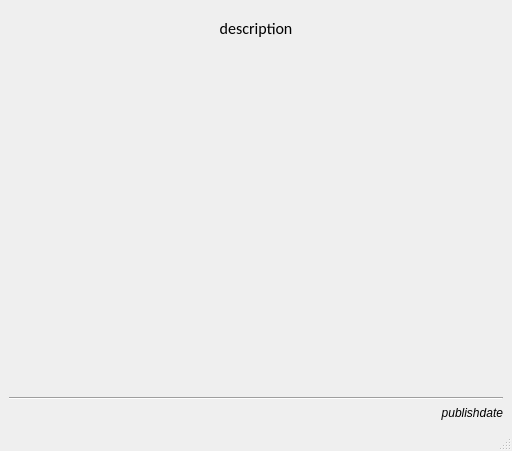
Qt form OTModules/wmessageviewer.ui (pietr26/OMSI-Tools) before a commit.
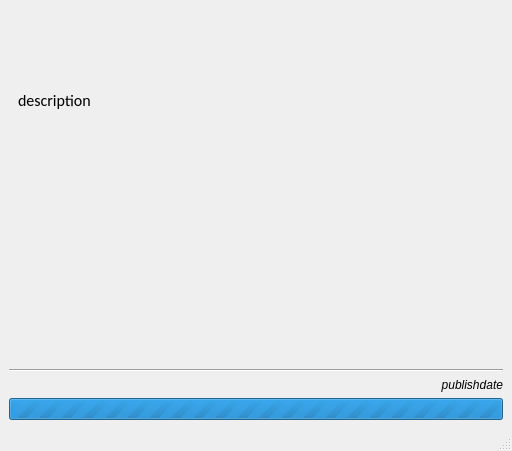
The same form after that commit.

The edit to the form file:
```diff
--- a/OTModules/wmessageviewer.ui
+++ b/OTModules/wmessageviewer.ui
@@ -16,6 +16,8 @@
   <widget class="QWidget" name="centralwidget">
    <layout class="QVBoxLayout" name="verticalLayout">
     <item>
+     <layout class="QHBoxLayout" name="horizontalLayout">
+      <item>
      <widget class="QScrollArea" name="scrollArea">
       <property name="frameShape">
        <enum>QFrame::NoFrame</enum>
@@ -28,8 +30,8 @@
         <rect>
          <x>0</x>
          <y>0</y>
-         <width>494</width>
-         <height>359</height>
+           <width>492</width>
+           <height>327</height>
         </rect>
        </property>
        <layout class="QVBoxLayout" name="verticalLayout_2">
@@ -48,7 +50,7 @@
            <enum>Qt::RichText</enum>
           </property>
           <property name="alignment">
-           <set>Qt::AlignCenter</set>
+             <set>Qt::AlignJustify|Qt::AlignVCenter</set>
           </property>
           <property name="wordWrap">
            <bool>true</bool>
@@ -62,21 +64,20 @@
          </widget>
         </item>
         <item>
-         <spacer name="verticalSpacer">
-          <property name="orientation">
-           <enum>Qt::Vertical</enum>
-          </property>
-          <property name="sizeHint" stdset="0">
-           <size>
-            <width>20</width>
-            <height>40</height>
-           </size>
-          </property>
-         </spacer>
+           <widget class="QLabel" name="lblPicture">
+            <property name="text">
+             <string/>
+            </property>
+            <property name="scaledContents">
+             <bool>true</bool>
+            </property>
+           </widget>
         </item>
        </layout>
       </widget>
      </widget>
+      </item>
+     </layout>
     </item>
     <item>
      <widget class="Line" name="line">
@@ -100,6 +101,16 @@
       </property>
      </widget>
     </item>
+    <item>
+     <widget class="QProgressBar" name="pgbLoadingImage">
+      <property name="maximum">
+       <number>0</number>
+      </property>
+      <property name="value">
+       <number>-1</number>
+      </property>
+     </widget>
+    </item>
    </layout>
   </widget>
   <widget class="QMenuBar" name="menubar">
```
Lines whose indentation alone changed are shown as unchanged.
